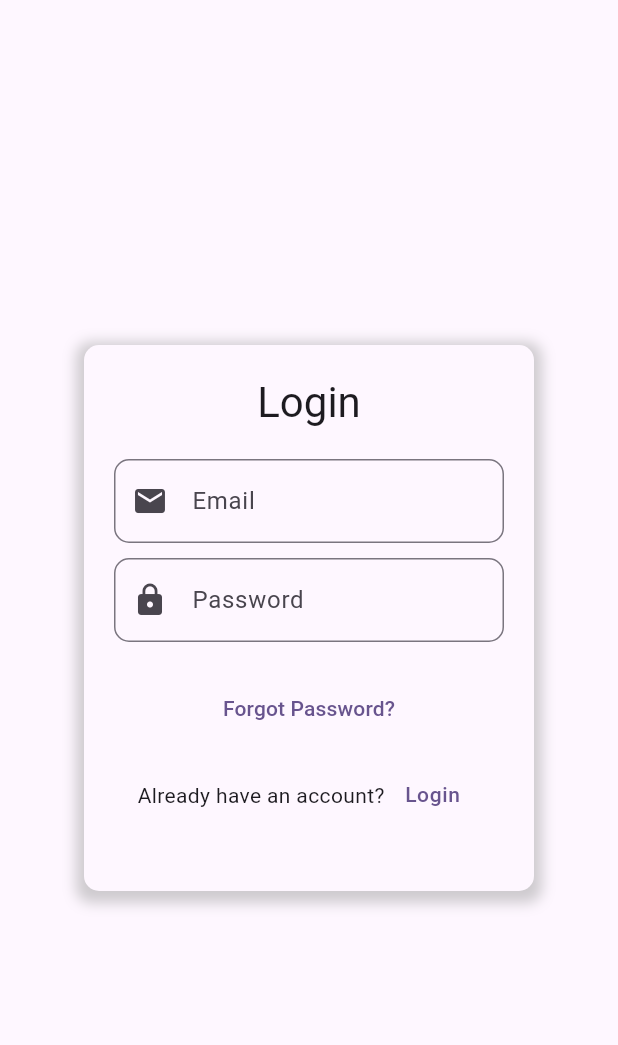
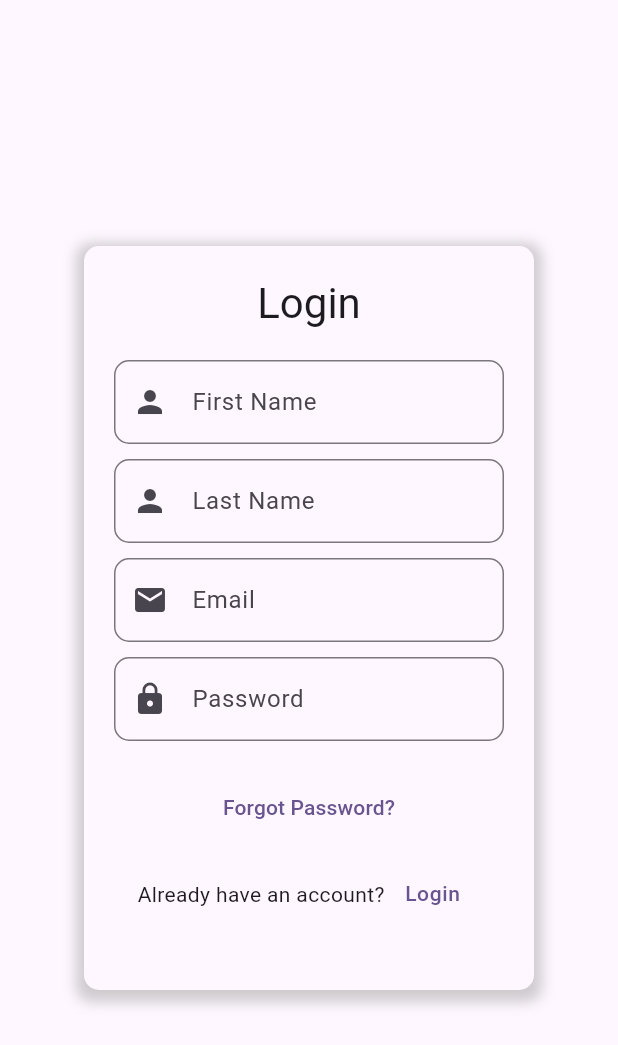
Before and after one commit to Pure-Scale/pure_scale_widgets, a Flutter app: the PsSignupForm widget shown alone on an empty page, opened directly with empty values, on a phone screen of 412 x 824 dp. Shown: the top 1045 px of the screen. Run offline on Flutter 3.47's test engine with Material 3 defaults, Android fonts, the phone set to English and light mode, and no system bars; our stand-ins replace get, shimmer; missing offline and left inert: text_form_field_wrapper.

Commit message:
minor fix

```diff
--- a/lib/src/form_widgets/ps_signup_form.dart
+++ b/lib/src/form_widgets/ps_signup_form.dart
@@ -3,7 +3,7 @@ part of '../../pure_scale_widgets.dart';
 class PsSignupForm extends StatefulWidget {
   final Function()? loginAction;
   final Function()? forgotPasswordAction;
-  final Function(String name, String email, String password) signupAction;
+  final Function(String fName,String lName, String email, String password) signupAction;
 
   final RxBool isLoading;
 
@@ -11,6 +11,12 @@ class PsSignupForm extends StatefulWidget {
   final String emailText;
   final String emailEnterText;
   final String emailValidText;
+  final String fNameText;
+  final String fNameEnterText;
+  final String fNameValidText;
+  final String lNameText;
+  final String lNameEnterText;
+  final String lNameValidText;
   final String passwordText;
   final String passwordEnterText;
   final String passwordValidText;
@@ -29,6 +35,12 @@ class PsSignupForm extends StatefulWidget {
     this.emailText = "Email",
     this.emailEnterText = 'Please enter your email',
     this.emailValidText = 'Please enter a valid email',
+    this.fNameText = "First Name",
+    this.fNameEnterText = 'Please enter your First Name',
+    this.fNameValidText = 'Please enter a valid First Name',
+    this.lNameText = "Last Name",
+    this.lNameEnterText = 'Please enter your Last Name',
+    this.lNameValidText = 'Please enter a valid Last Name',
     this.passwordText = 'Password',
     this.passwordEnterText = 'Please enter your password',
     this.passwordValidText = 'Password must be at least 6 characters long',
@@ -45,13 +57,15 @@ class PsSignupForm extends StatefulWidget {
 
 class _PsSignupFormState extends State<PsSignupForm> {
   final formKey = GlobalKey<FormState>();
-  final nameController = TextEditingController();
+  final fNameController = TextEditingController();
+  final lNameController = TextEditingController();
   final emailController = TextEditingController();
   final passwordController = TextEditingController();
 
   void onSubmitAction() {
     widget.signupAction(
-      nameController.text,
+      fNameController.text,
+      lNameController.text,
       emailController.text,
       passwordController.text,
     );
@@ -72,6 +86,42 @@ class _PsSignupFormState extends State<PsSignupForm> {
                   widget.loginText,
                   style: Theme.of(context).textTheme.headlineMedium,
                 ).marginOnly(bottom: 20),
+                TextFormField(
+                  controller: fNameController,
+                  textInputAction: TextInputAction.next,
+                  autofillHints: const [AutofillHints.name],
+                  decoration: InputDecoration(
+                    hintText: widget.fNameText,
+                    prefixIcon: const Icon(Icons.person),
+                    border: OutlineInputBorder(
+                      borderRadius: BorderRadius.circular(10),
+                    ),
+                  ),
+                  validator: (value) {
+                    if (value == null || value.isEmpty) {
+                      return widget.fNameEnterText;
+                    }
+                    return null;
+                  },
+                ).marginOnly(bottom: 10),
+                TextFormField(
+                  controller: lNameController,
+                  textInputAction: TextInputAction.next,
+                  autofillHints: const [AutofillHints.name],
+                  decoration: InputDecoration(
+                    hintText: widget.lNameText,
+                    prefixIcon: const Icon(Icons.person),
+                    border: OutlineInputBorder(
+                      borderRadius: BorderRadius.circular(10),
+                    ),
+                  ),
+                  validator: (value) {
+                    if (value == null || value.isEmpty) {
+                      return widget.lNameEnterText;
+                    }
+                    return null;
+                  },
+                ).marginOnly(bottom: 10),
                 TextFormField(
                   controller: emailController,
                   textInputAction: TextInputAction.next,
```
